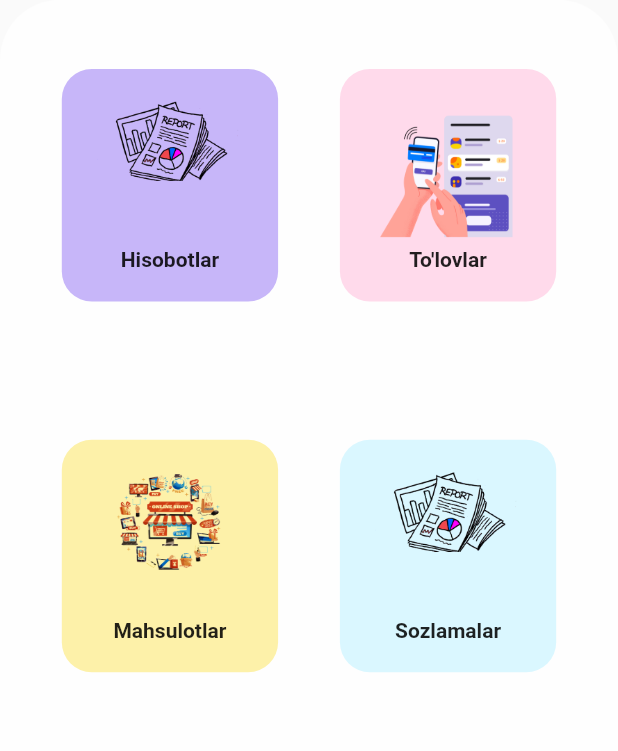
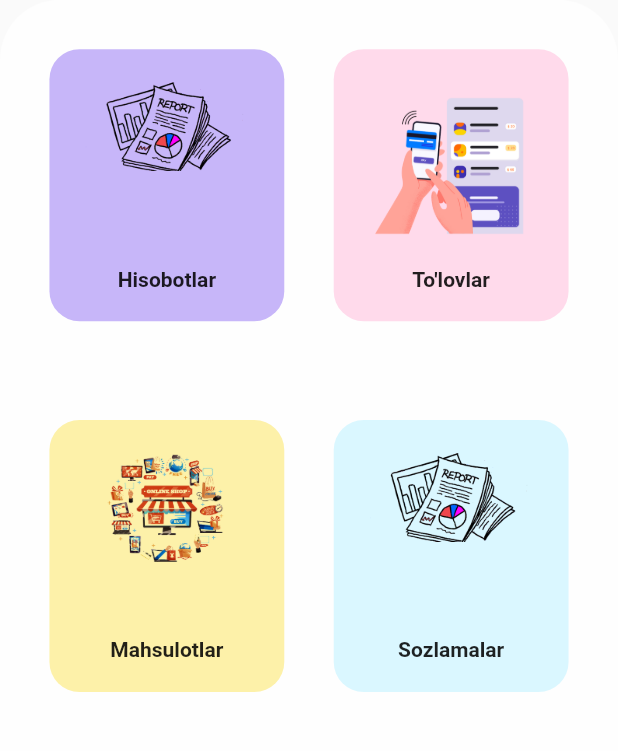
Before and after one commit to Yusuf-bek/BazarApp, a Flutter app: the MainPage screen opened by its route, on a phone screen of 412 x 824 dp, the part 371-1122 px from its top. Run offline on Flutter 3.47's test engine with Material 2 defaults, Android fonts, the phone set to English and light mode, and no system bars; our stand-ins replace shared_preferences; accounts and stored records are empty.

Commit message:
did-some-code-optimization-in-main_page

```diff
--- a/lib/views/main_page.dart
+++ b/lib/views/main_page.dart
@@ -1,7 +1,6 @@
+import 'package:bazarapp/core/components/gradient_text.dart';
 import 'package:flutter/material.dart';
 
-import '../core/components/gradient_text.dart';
-import '../core/components/size_config.dart';
 
 class MainPage extends StatefulWidget {
   const MainPage({Key? key}) : super(key: key);
@@ -30,7 +29,7 @@ class _MainPageState extends State<MainPage> {
               child: GradientText(
                 text: "BazarApp",
                 textStyle:
-                const TextStyle(fontSize: 40, fontWeight: FontWeight.bold),
+                    const TextStyle(fontSize: 40, fontWeight: FontWeight.bold),
               ),
             ),
             Container(
@@ -38,8 +37,9 @@ class _MainPageState extends State<MainPage> {
               decoration: const BoxDecoration(
                 color: Colors.white70,
                 borderRadius: BorderRadius.only(
-                    topRight: Radius.circular(40),
-                    topLeft: Radius.circular(40)),
+                  topRight: Radius.circular(40),
+                  topLeft: Radius.circular(40),
+                ),
               ),
               child: Column(
                 children: [
@@ -49,10 +49,18 @@ class _MainPageState extends State<MainPage> {
                       mainAxisAlignment: MainAxisAlignment.spaceEvenly,
                       crossAxisAlignment: CrossAxisAlignment.center,
                       children: [
-                        _Grid_View("report-page", const Color(0xFFC7B6F9),
-                            "assets/report.png", "Hisobotlar"),
-                        _Grid_View("", const Color(0xFFFFDAEB),
-                            "assets/pay.png", "To'lovlar"),
+                        _Grid_View(
+                          url: "report-page",
+                          color: const Color(0xFFC7B6F9),
+                          imgUrl: "assets/report.png",
+                          title: "Hisobotlar",
+                        ),
+                        _Grid_View(
+                          url: "",
+                          color: const Color(0xFFFFDAEB),
+                          imgUrl: "assets/pay.png",
+                          title: "To'lovlar",
+                        ),
                       ],
                     ),
                   ),
@@ -62,10 +70,18 @@ class _MainPageState extends State<MainPage> {
                       mainAxisAlignment: MainAxisAlignment.spaceEvenly,
                       crossAxisAlignment: CrossAxisAlignment.center,
                       children: [
-                        _Grid_View("", const Color(0xFFFDF1A9),
-                            "assets/shop.png", "Mahsulotlar"),
-                        _Grid_View("", const Color(0xFFDAF7FF),
-                            "assets/report.png", "Sozlamalar"),
+                        _Grid_View(
+                          url: "",
+                          color: const Color(0xFFFDF1A9),
+                          imgUrl: "assets/shop.png",
+                          title: "Mahsulotlar",
+                        ),
+                        _Grid_View(
+                          url: "",
+                          color: const Color(0xFFDAF7FF),
+                          imgUrl: "assets/report.png",
+                          title: "Sozlamalar",
+                        ),
                       ],
                     ),
                   )
@@ -78,17 +94,21 @@ class _MainPageState extends State<MainPage> {
     );
   }
 
-  Widget _Grid_View(String  url, Color color, String imgUrl, String title) {
-    return GestureDetector(
-      onTap: (){
-        if(url != ""){
+  InkWell _Grid_View({
+    required String url,
+    required Color color,
+    required String imgUrl,
+    required String title,
+  }) {
+    return InkWell(
+      onTap: () {
+        if (url != "") {
           Navigator.of(context).pushNamed(url);
         }
-
       },
       child: Container(
-        width: MediaQuery.of(context).size.width * 0.35,
-        height: 155,
+        width: MediaQuery.of(context).size.width * 0.38,
+        height: MediaQuery.of(context).size.height * 0.22,
         decoration: BoxDecoration(
           color: color,
           borderRadius: BorderRadius.circular(20),
```
